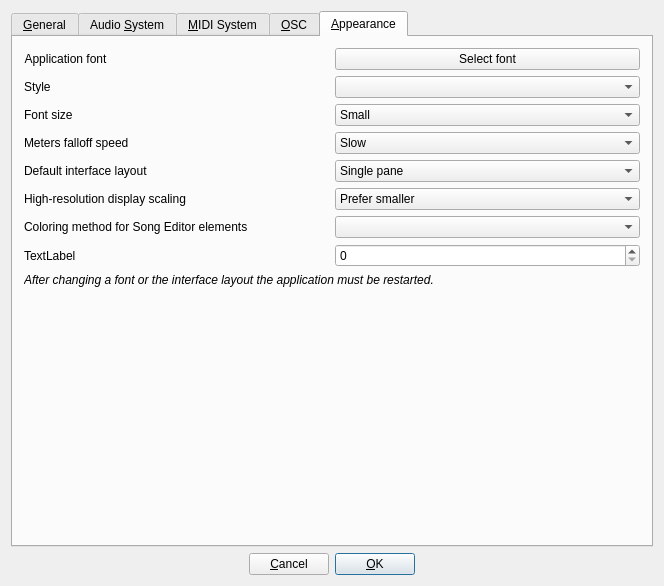
hydrogen-music/hydrogen, file src/gui/src/PreferencesDialog_UI.ui: the form before one commit.
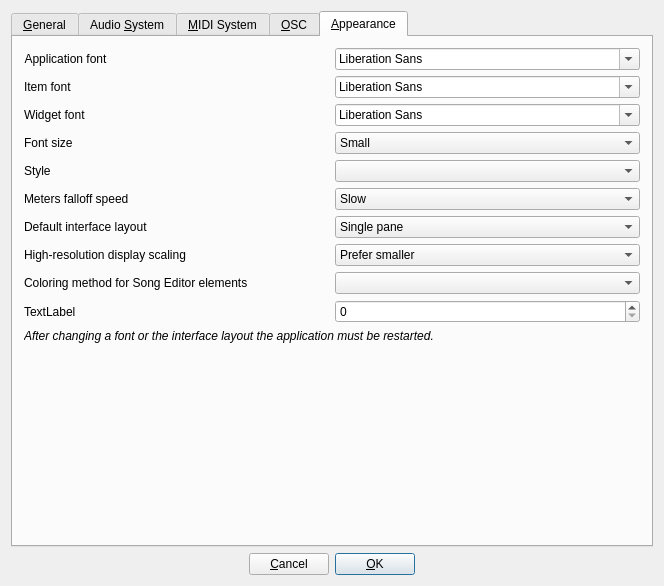
The form after the commit. Custom widgets are drawn as their Qt base class.

Commit message: remove QFontDialog and use 3 font levels

```diff
--- a/src/gui/src/PreferencesDialog_UI.ui
+++ b/src/gui/src/PreferencesDialog_UI.ui
@@ -984,6 +984,19 @@
       <layout class="QVBoxLayout" name="verticalLayout_6">
        <item>
         <layout class="QGridLayout">
+         <item row="0" column="1">
+          <widget class="QFontComboBox" name="applicationFontComboBox"/>
+         </item>
+         <item row="3" column="0">
+          <widget class="QLabel" name="fontSizeLabel">
+           <property name="text">
+            <string>Font size</string>
+           </property>
+          </widget>
+         </item>
+         <item row="1" column="1">
+          <widget class="QFontComboBox" name="level2FontComboBox"/>
+         </item>
          <item row="0" column="0" alignment="Qt::AlignLeft">
           <widget class="QLabel" name="applicationFontLbl">
            <property name="minimumSize">
@@ -1003,29 +1016,58 @@
            </property>
           </widget>
          </item>
+         <item row="4" column="1">
+          <widget class="QComboBox" name="styleComboBox"/>
+         </item>
+         <item row="2" column="1">
+          <widget class="QFontComboBox" name="level3FontComboBox"/>
+         </item>
+         <item row="3" column="1">
+          <widget class="QComboBox" name="fontSizeComboBox">
+           <item>
+            <property name="text">
+             <string>Small</string>
+            </property>
+           </item>
+           <item>
+            <property name="text">
+             <string>Normal</string>
+            </property>
+           </item>
+           <item>
+            <property name="text">
+             <string>Large</string>
+            </property>
+           </item>
+          </widget>
+         </item>
+         <item row="2" column="0">
+          <widget class="QLabel" name="level3FontLabel">
+           <property name="toolTip">
+            <string>Font used for larger buttons.</string>
+           </property>
+           <property name="text">
+            <string>Widget font</string>
+           </property>
+          </widget>
+         </item>
          <item row="1" column="0">
+          <widget class="QLabel" name="level2FontLabel">
+           <property name="toolTip">
+            <string>Font used within listings, like for the names of the available Pattern and Instruments.</string>
+           </property>
+           <property name="text">
+            <string>Item font</string>
+           </property>
+          </widget>
+         </item>
+         <item row="4" column="0">
           <widget class="QLabel" name="textLabel1_4">
            <property name="text">
             <string>Style</string>
            </property>
           </widget>
          </item>
-         <item row="1" column="1">
-          <widget class="QComboBox" name="styleComboBox"/>
-         </item>
-         <item row="0" column="1">
-          <widget class="QPushButton" name="selectApplicationFontBtn">
-           <property name="minimumSize">
-            <size>
-             <width>0</width>
-             <height>22</height>
-            </size>
-           </property>
-           <property name="text">
-            <string>Select font</string>
-           </property>
-          </widget>
-         </item>
         </layout>
        </item>
        <item>
@@ -1068,32 +1110,6 @@
            </item>
           </widget>
          </item>
-         <item row="0" column="0">
-          <widget class="QLabel" name="fontSizeLabel">
-           <property name="text">
-            <string>Font size</string>
-           </property>
-          </widget>
-         </item>
-         <item row="0" column="1">
-          <widget class="QComboBox" name="fontSizeComboBox">
-           <item>
-            <property name="text">
-             <string>Small</string>
-            </property>
-           </item>
-           <item>
-            <property name="text">
-             <string>Normal</string>
-            </property>
-           </item>
-           <item>
-            <property name="text">
-             <string>Large</string>
-            </property>
-           </item>
-          </widget>
-         </item>
         </layout>
        </item>
        <item>
```
Left out of the diff: 3 changed lines with no effect on the pictures. The commit also changes 11 other files.
